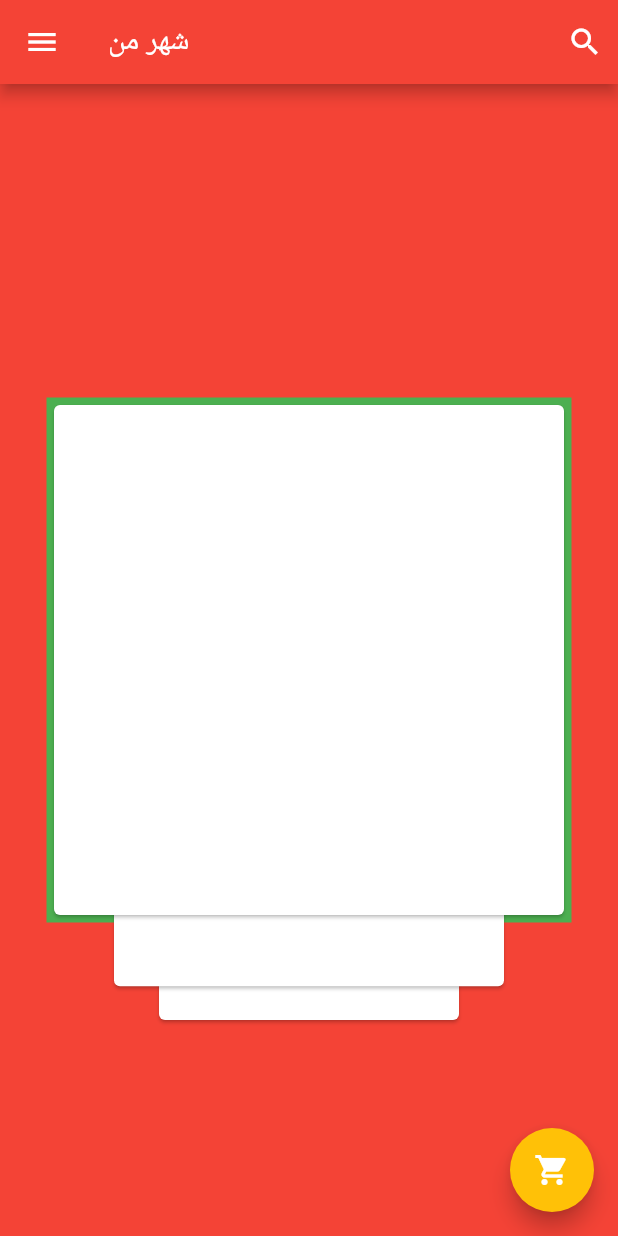
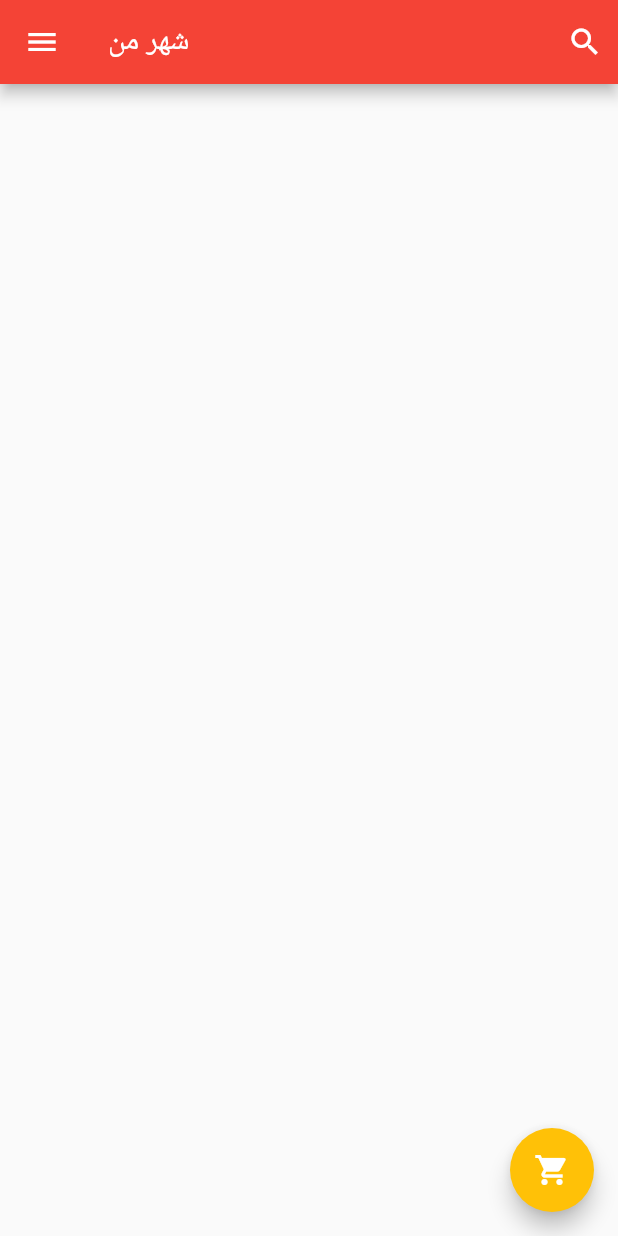
Before and after one commit to samanthelast/ShahreMan, a Flutter app: the HomeScreen screen opened by its route, on a phone screen of 412 x 824 dp. Run offline on Flutter 3.47's test engine with Material 2 defaults, Android fonts, the phone set to English and light mode, and no system bars.

Commit message:
init homepage

```diff
--- a/lib/pages/home_screen.dart
+++ b/lib/pages/home_screen.dart
@@ -5,7 +5,6 @@ class HomeScreen extends StatefulWidget {
   @override
   _HomeScreenState createState() => new _HomeScreenState();
 }
-
 class _HomeScreenState extends State<HomeScreen> with TickerProviderStateMixin {
   AnimationController animCtrl;
   Animation<double> animation;
@@ -56,54 +55,7 @@ class _HomeScreenState extends State<HomeScreen> with TickerProviderStateMixin {
         ],
       ),
       drawer: Drawer(),
-      body: new Center(
-          child: new Stack(
-        children: <Widget>[
-          new Center(
-            child: new DragTarget(onWillAccept: (_) {
-              print('red');
-              return true;
-            }, onAccept: (_) {
-              setState(() => showFirst = false);
-              animCtrl.forward();
-              animCtrl2.forward();
-            }, builder: (_, _1, _2) {
-              return new SizedBox.expand(
-                child: new Container(color: Colors.red),
-              );
-            }),
-          ),
-          new Center(
-            child: new DragTarget(onWillAccept: (_) {
-              print('green');
-              return true;
-            }, builder: (_, _1, _2) {
-              return new SizedBox.fromSize(
-                size: new Size(350.0, 350.0),
-                child: new Container(color: Colors.green),
-              );
-            }),
-          ),
-          new Stack(alignment: FractionalOffset.center, children: <Widget>[
-            new Align(
-              alignment: new Alignment(0.0, 0.5 - animation.value * 0.15),
-              child: new CardView(200.0 + animation.value * 60),
-            ),
-            new Align(
-                alignment: new Alignment(0.0, 0.35 - animation2.value * 0.35),
-                child: new InkWell(
-                  onTap: () => Navigator.of(context).push(
-                      new MaterialPageRoute(builder: (_) => new HomeScreen())),
-                  child: new CardView(260.0 + animation2.value * 80),
-                )),
-            new Draggable(
-              feedback: new CardView(340.0),
-              child: showFirst ? new CardView(340.0) : new Container(),
-              childWhenDragging: new Container(),
-            )
-          ]),
-        ],
-      )),
+      body: Text(''),
       floatingActionButton: FloatingActionButton(
         backgroundColor: Colors.amber,
         onPressed: () => {},
```
